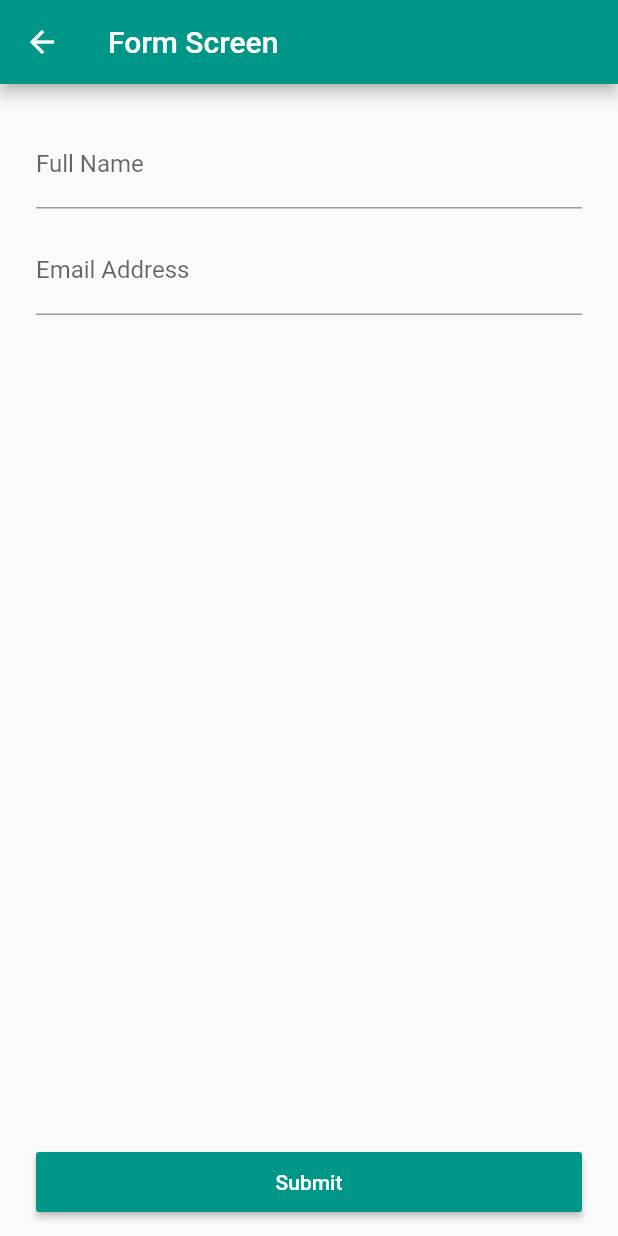
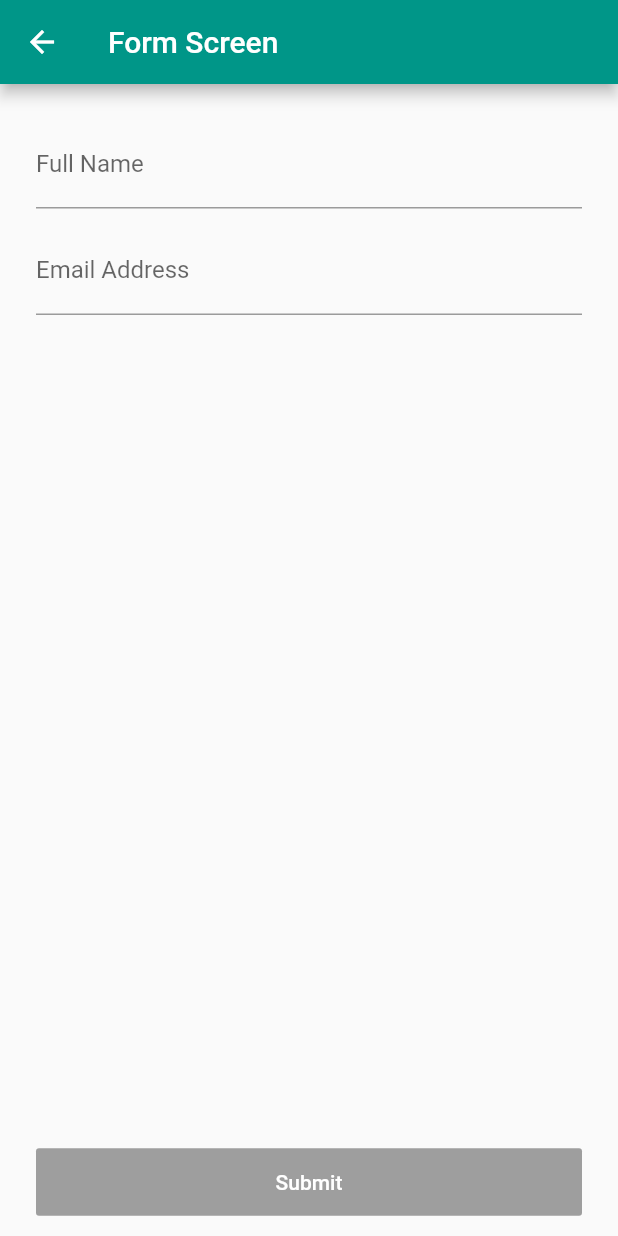
Before and after one commit to yoesuv/GetX-Playground, a Flutter app: the FormScreen screen opened by its route, on a phone screen of 412 x 824 dp. Run offline on Flutter 3.47's test engine with Material 2 defaults, Android fonts, the phone set to English and light mode, and no system bars; our stand-ins replace get.

Commit message:
:pencil: validate form input

```diff
--- a/lib/src/menu/form/form_controller.dart
+++ b/lib/src/menu/form/form_controller.dart
@@ -2,11 +2,15 @@ import 'package:flutter/material.dart';
 import 'package:get/get.dart';
 
 class FormController extends GetxController {
+  final fullNameController = TextEditingController();
   final emailController = TextEditingController();
-  final fullNameController = TextEditingController();
 
+  var fullNameError = Rx<String?>(null);
   var emailError = Rx<String?>(null);
-  var fullNameError = Rx<String?>(null);
+
+  bool isFullNameValid = false;
+  bool isEmailValid = false;
+  var isFormValid = false.obs;
 
   void validateFullName(String value) {
     if (value.isEmpty) {
@@ -18,6 +22,8 @@ class FormController extends GetxController {
     } else {
       fullNameError.value = null;
     }
+    isFullNameValid = fullNameError.value == null;
+    validateButton();
   }
 
   void validateEmail(String value) {
@@ -28,6 +34,12 @@ class FormController extends GetxController {
     } else {
       emailError.value = null;
     }
+    isEmailValid = emailError.value == null;
+    validateButton();
+  }
+
+  void validateButton() {
+    isFormValid.value = isFullNameValid && isEmailValid;
   }
 
   @override
--- a/lib/src/menu/form/form_screen.dart
+++ b/lib/src/menu/form/form_screen.dart
@@ -28,13 +28,7 @@ class FormScreen extends GetView<FormController> {
           ),
         ),
       ),
-      bottomNavigationBar: Padding(
-        padding: const EdgeInsets.only(left: 24, right: 24, bottom: 12),
-        child: MyButton(
-          label: 'Submit',
-          onPressed: () {},
-        ),
-      ),
+      bottomNavigationBar: _buttonSubmit(),
     );
   }
 
@@ -69,4 +63,18 @@ class FormScreen extends GetView<FormController> {
       ),
     );
   }
+
+  Widget _buttonSubmit() {
+    return Obx(
+      () => Padding(
+        padding: const EdgeInsets.only(left: 24, right: 24, bottom: 12),
+        child: MyButton(
+          height: 45,
+          isEnabled: controller.isFormValid.value,
+          label: 'Submit',
+          onPressed: () {},
+        ),
+      ),
+    );
+  }
 }
--- a/lib/src/widgets/my_button.dart
+++ b/lib/src/widgets/my_button.dart
@@ -4,12 +4,14 @@ class MyButton extends StatelessWidget {
   final String label;
   final double? height;
   final Function? onPressed;
+  final bool isEnabled;
 
   const MyButton({
     Key? key,
     required this.label,
     this.height = 40,
     this.onPressed,
+    this.isEnabled = true,
   }) : super(key: key);
 
   @override
@@ -18,11 +20,12 @@ class MyButton extends StatelessWidget {
       height: height,
       minWidth: 250,
       color: Colors.teal,
-      onPressed: () {
+      disabledColor: Colors.grey,
+      onPressed: isEnabled ? () {
         if (onPressed != null) {
           onPressed!();
         }
-      },
+      } : null,
       child: Text(
         label,
         style: const TextStyle(
```
